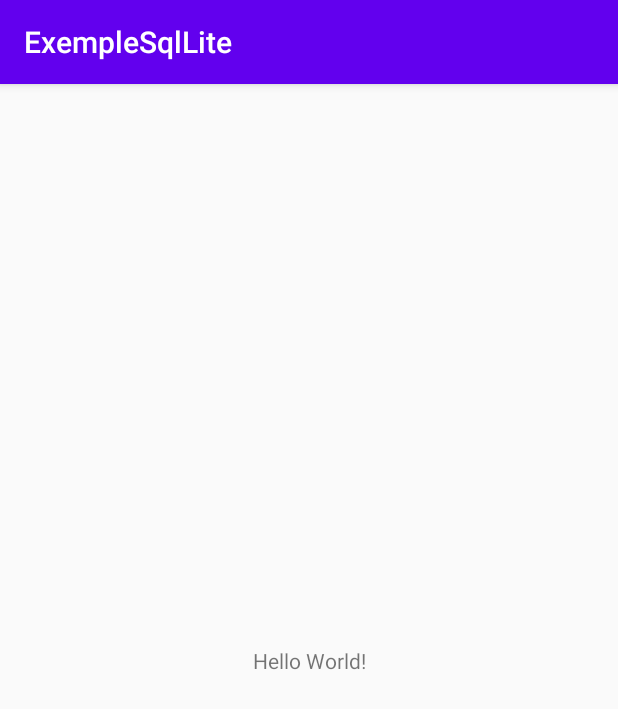
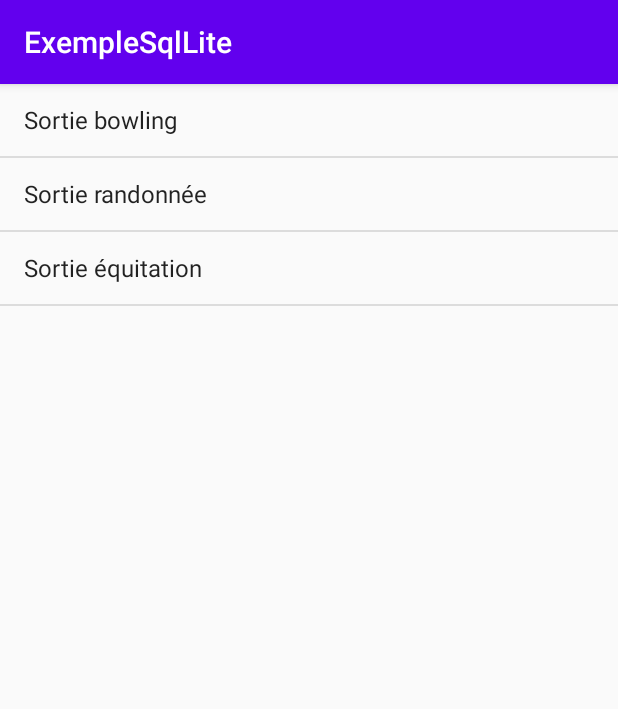
Before and after one commit to yoannk/ExempleSqlLite, an Android app: the screen it shows after launch (MainActivity), on a phone screen of 412 x 824 dp. Shown: the top 709 px of the screen. Run offline under Robolectric (Android 15) with nearby library versions, the phone set to English and light mode, and no system bars.

Commit message:
ajout listView pour l'affichage des sorties

```diff
--- a/app/src/main/java/com/example/exemplesqllite/Dao/SortieDao.java
+++ b/app/src/main/java/com/example/exemplesqllite/Dao/SortieDao.java
@@ -8,8 +8,6 @@ import android.util.Log;
 import com.example.exemplesqllite.Entities.Sortie;
 import com.example.exemplesqllite.Entities.Sorties;
 import com.example.exemplesqllite.Utilities.ConstantsBdd;
-
-import java.util.ArrayList;
 
 public class SortieDao extends BaseDao implements InterfaceDao<Sortie> {
 
@@ -78,7 +76,7 @@ public class SortieDao extends BaseDao implements InterfaceDao<Sortie> {
     }
 
     @Override
-    public ArrayList<Sortie> getAll() {
+    public Sorties getAll() {
         Cursor c = sqLiteDatabase.query(
                 ConstantsBdd.TABLE_SORTIES,
                 new String[]{
--- a/app/src/main/java/com/example/exemplesqllite/MainActivity.java
+++ b/app/src/main/java/com/example/exemplesqllite/MainActivity.java
@@ -4,11 +4,14 @@ import androidx.appcompat.app.AppCompatActivity;
 
 import android.content.Context;
 import android.os.Bundle;
-import android.util.Log;
-import android.widget.Toast;
+import android.widget.ArrayAdapter;
+import android.widget.ListView;
 
 import com.example.exemplesqllite.Dao.SortieDao;
 import com.example.exemplesqllite.Entities.Sortie;
+import com.example.exemplesqllite.Entities.Sorties;
+
+import java.util.ArrayList;
 
 public class MainActivity extends AppCompatActivity {
 
@@ -20,21 +23,43 @@ public class MainActivity extends AppCompatActivity {
         setContentView(R.layout.activity_main);
         context = this;
 
+        ListView lswSorties = findViewById(R.id.lswSorties);
+
+        SortieDao sortieDao = new SortieDao(context);
+
+        sortieDao.openForWrite();
+
+        Sortie sortie1 = new Sortie();
+        sortie1.setIdSortie(1);
+        sortie1.setNom("Sortie équitation");
+        sortie1.setDescription("Sortie apprentissage de l'équitation");
+
+        Sortie sortie2 = new Sortie();
+        sortie2.setIdSortie(2);
+        sortie2.setNom("Sortie bowling");
+        sortie2.setDescription("Sortie apprentissage du bowling");
+
+        Sortie sortie3 = new Sortie();
+        sortie3.setIdSortie(3);
+        sortie3.setNom("Sortie randonnée");
+        sortie3.setDescription("Sortie apprentissage de la randonnée");
+
+        sortieDao.insert(sortie1);
+        sortieDao.insert(sortie2);
+        sortieDao.insert(sortie3);
 
 
-        Sortie sortie = new Sortie();
-        sortie.setIdSortie(1);
-        sortie.setNom("Sortie équitation");
-        sortie.setDescription("Sortie apprentissage de l'équitation");
-
-        SortieDao sortieDao = new SortieDao(context);
-        sortieDao.openForWrite();
-        sortieDao.insert(sortie);
-
-        Sortie sortieBis = sortieDao.get(1);
+        // Je récupère la liste des sorties
+        Sorties sorties = sortieDao.getAll();
 
         sortieDao.close();
 
-        Log.e("GET SORTIE", sortieBis.getNom());
+        ArrayList<String> nomSorties = new ArrayList<>();
+        for (Sortie item : sorties) {
+            nomSorties.add(item.getNom());
+        }
+
+        ArrayAdapter<String> adapter = new ArrayAdapter<>(context, android.R.layout.simple_list_item_1, nomSorties);
+        lswSorties.setAdapter(adapter);
     }
 }
--- a/app/src/main/res/layout/activity_main.xml
+++ b/app/src/main/res/layout/activity_main.xml
@@ -1,18 +1,14 @@
 <?xml version="1.0" encoding="utf-8"?>
-<androidx.constraintlayout.widget.ConstraintLayout xmlns:android="http://schemas.android.com/apk/res/android"
+<LinearLayout xmlns:android="http://schemas.android.com/apk/res/android"
     xmlns:app="http://schemas.android.com/apk/res-auto"
     xmlns:tools="http://schemas.android.com/tools"
     android:layout_width="match_parent"
     android:layout_height="match_parent"
+    android:orientation="vertical"
     tools:context=".MainActivity">
 
-    <TextView
-        android:layout_width="wrap_content"
-        android:layout_height="wrap_content"
-        android:text="Hello World!"
-        app:layout_constraintBottom_toBottomOf="parent"
-        app:layout_constraintLeft_toLeftOf="parent"
-        app:layout_constraintRight_toRightOf="parent"
-        app:layout_constraintTop_toTopOf="parent" />
-
-</androidx.constraintlayout.widget.ConstraintLayout>
+    <ListView
+        android:id="@+id/lswSorties"
+        android:layout_width="match_parent"
+        android:layout_height="match_parent" />
+</LinearLayout>
```
